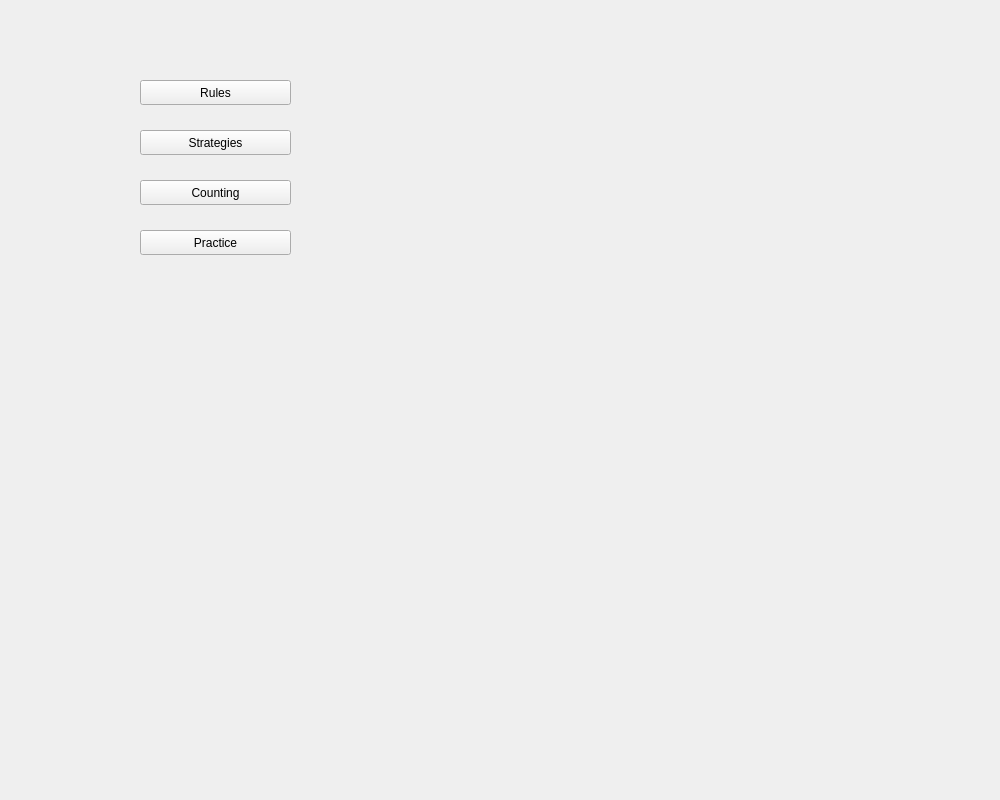
BrandonWortmann/Blackjack2.0, file mainmenu.ui: the form before one commit.
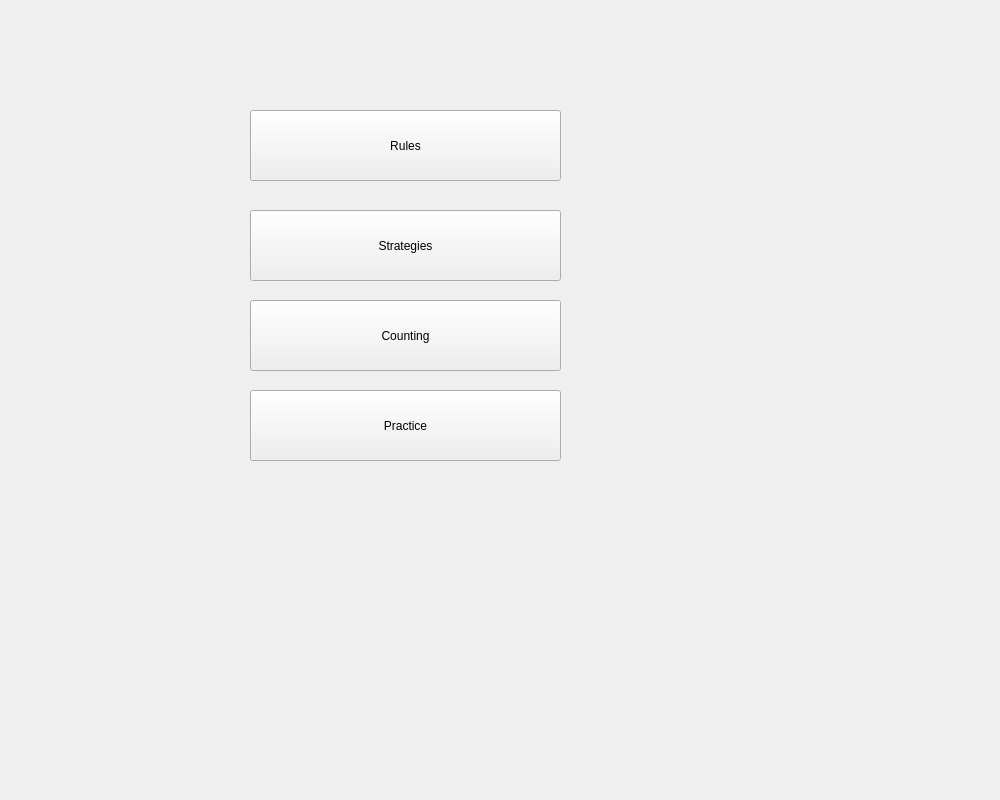
The form after the commit.

Commit message: sexy title screen animation

Patch:
```diff
--- a/mainmenu.ui
+++ b/mainmenu.ui
@@ -16,10 +16,10 @@
   <widget class="QPushButton" name="rulesBtn">
    <property name="geometry">
     <rect>
-     <x>140</x>
-     <y>80</y>
-     <width>151</width>
-     <height>25</height>
+     <x>250</x>
+     <y>110</y>
+     <width>311</width>
+     <height>71</height>
     </rect>
    </property>
    <property name="text">
@@ -29,10 +29,10 @@
   <widget class="QPushButton" name="countingBtn">
    <property name="geometry">
     <rect>
-     <x>140</x>
-     <y>180</y>
-     <width>151</width>
-     <height>25</height>
+     <x>250</x>
+     <y>300</y>
+     <width>311</width>
+     <height>71</height>
     </rect>
    </property>
    <property name="text">
@@ -42,10 +42,10 @@
   <widget class="QPushButton" name="stratsBtn">
    <property name="geometry">
     <rect>
-     <x>140</x>
-     <y>130</y>
-     <width>151</width>
-     <height>25</height>
+     <x>250</x>
+     <y>210</y>
+     <width>311</width>
+     <height>71</height>
     </rect>
    </property>
    <property name="text">
@@ -55,10 +55,10 @@
   <widget class="QPushButton" name="practiceBtn">
    <property name="geometry">
     <rect>
-     <x>140</x>
-     <y>230</y>
-     <width>151</width>
-     <height>25</height>
+     <x>250</x>
+     <y>390</y>
+     <width>311</width>
+     <height>71</height>
     </rect>
    </property>
    <property name="text">
```
The commit also changes 5 other files.
